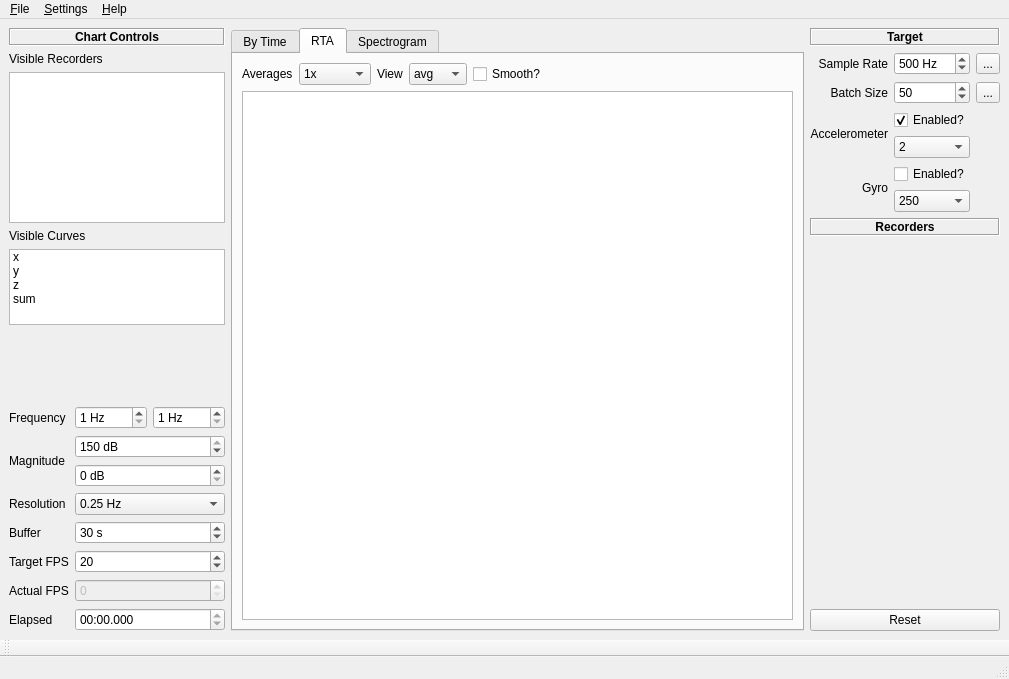
The window that src/main/python/ui/app.ui (3ll3d00d/qvibe-analyser) describes before a commit, drawn with Qt 5.
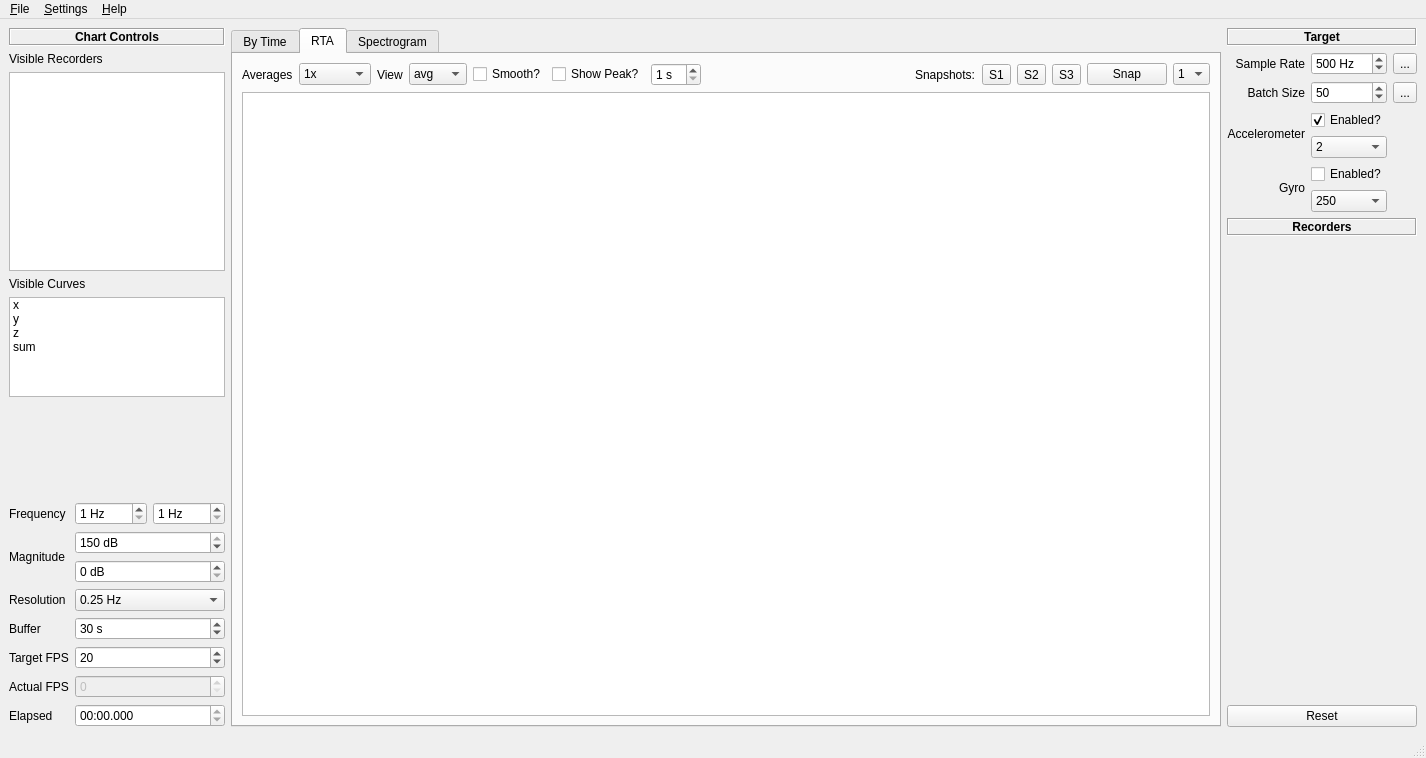
The same window after the commit. The open tabs and pages were chosen to show the change. Custom widgets are drawn as their Qt base class.

Commit message: added peak hold trace #6

Patch:
```diff
--- a/src/main/python/ui/app.ui
+++ b/src/main/python/ui/app.ui
@@ -6,8 +6,8 @@
    <rect>
     <x>0</x>
     <y>0</y>
-    <width>1009</width>
-    <height>679</height>
+    <width>1426</width>
+    <height>758</height>
    </rect>
   </property>
   <property name="windowTitle">
@@ -422,6 +422,32 @@
               </property>
              </widget>
             </item>
+            <item>
+             <widget class="QCheckBox" name="peakHold">
+              <property name="text">
+               <string>Show Peak?</string>
+              </property>
+             </widget>
+            </item>
+            <item>
+             <widget class="QSpinBox" name="peakSecs">
+              <property name="toolTip">
+               <string>Seconds of data to include in peak calculation</string>
+              </property>
+              <property name="suffix">
+               <string> s</string>
+              </property>
+              <property name="minimum">
+               <number>1</number>
+              </property>
+              <property name="maximum">
+               <number>30</number>
+              </property>
+              <property name="value">
+               <number>1</number>
+              </property>
+             </widget>
+            </item>
             <item>
              <spacer name="horizontalSpacer_2">
               <property name="orientation">
@@ -435,6 +461,81 @@
               </property>
              </spacer>
             </item>
+            <item>
+             <widget class="QLabel" name="snapLabel">
+              <property name="text">
+               <string>Snapshots:</string>
+              </property>
+             </widget>
+            </item>
+            <item>
+             <widget class="QToolButton" name="snap1">
+              <property name="enabled">
+               <bool>true</bool>
+              </property>
+              <property name="text">
+               <string>S1</string>
+              </property>
+              <property name="checkable">
+               <bool>true</bool>
+              </property>
+             </widget>
+            </item>
+            <item>
+             <widget class="QToolButton" name="snap2">
+              <property name="enabled">
+               <bool>true</bool>
+              </property>
+              <property name="text">
+               <string>S2</string>
+              </property>
+              <property name="checkable">
+               <bool>true</bool>
+              </property>
+             </widget>
+            </item>
+            <item>
+             <widget class="QToolButton" name="snap3">
+              <property name="enabled">
+               <bool>true</bool>
+              </property>
+              <property name="text">
+               <string>S3</string>
+              </property>
+              <property name="checkable">
+               <bool>true</bool>
+              </property>
+             </widget>
+            </item>
+            <item>
+             <widget class="QPushButton" name="snapButton">
+              <property name="enabled">
+               <bool>true</bool>
+              </property>
+              <property name="text">
+               <string>Snap</string>
+              </property>
+             </widget>
+            </item>
+            <item>
+             <widget class="QComboBox" name="snapSlotSelector">
+              <item>
+               <property name="text">
+                <string>1</string>
+               </property>
+              </item>
+              <item>
+               <property name="text">
+                <string>2</string>
+               </property>
+              </item>
+              <item>
+               <property name="text">
+                <string>3</string>
+               </property>
+              </item>
+             </widget>
+            </item>
            </layout>
           </item>
          </layout>
@@ -694,7 +795,7 @@
     <rect>
      <x>0</x>
      <y>0</y>
-     <width>1009</width>
+     <width>1426</width>
      <height>30</height>
     </rect>
    </property>
@@ -723,29 +824,6 @@
    <addaction name="menu_Help"/>
   </widget>
   <widget class="QStatusBar" name="statusbar"/>
-  <widget class="QToolBar" name="toolBar">
-   <property name="enabled">
-    <bool>true</bool>
-   </property>
-   <property name="windowTitle">
-    <string>toolBar</string>
-   </property>
-   <property name="movable">
-    <bool>true</bool>
-   </property>
-   <property name="allowedAreas">
-    <set>Qt::AllToolBarAreas</set>
-   </property>
-   <property name="floatable">
-    <bool>false</bool>
-   </property>
-   <attribute name="toolBarArea">
-    <enum>BottomToolBarArea</enum>
-   </attribute>
-   <attribute name="toolBarBreak">
-    <bool>false</bool>
-   </attribute>
-  </widget>
   <action name="action_Preferences">
    <property name="text">
     <string>&amp;Preferences</string>
```
Left out of the diff: 32 changed lines with no effect on the pictures. The commit also changes 9 other files.
